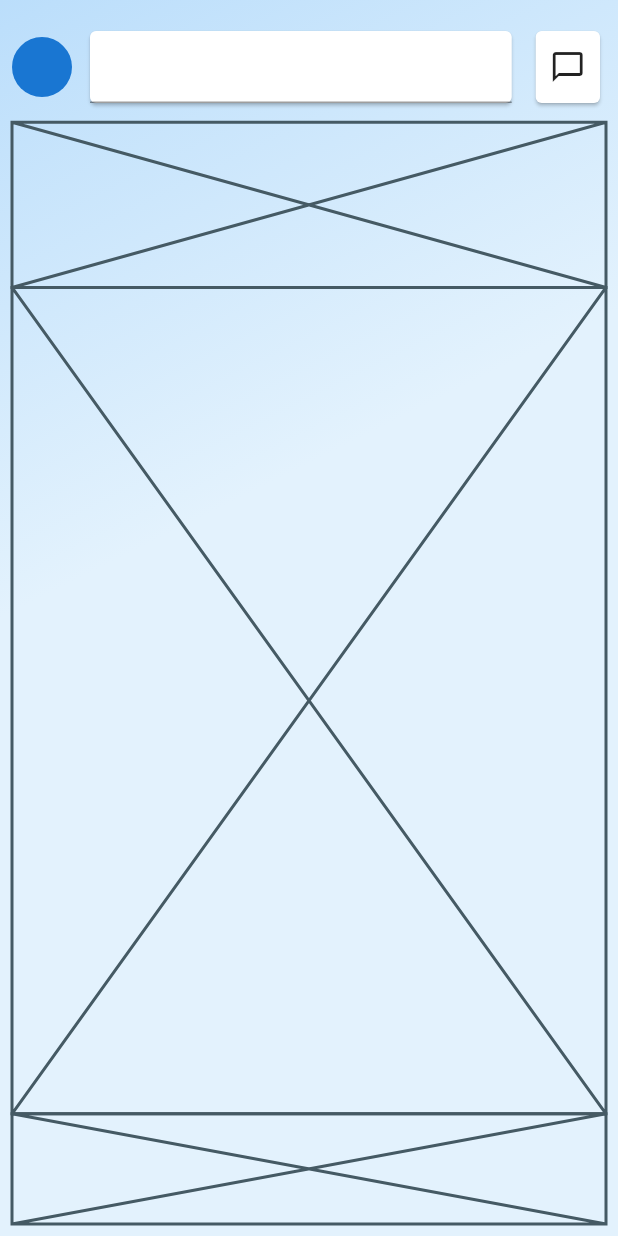
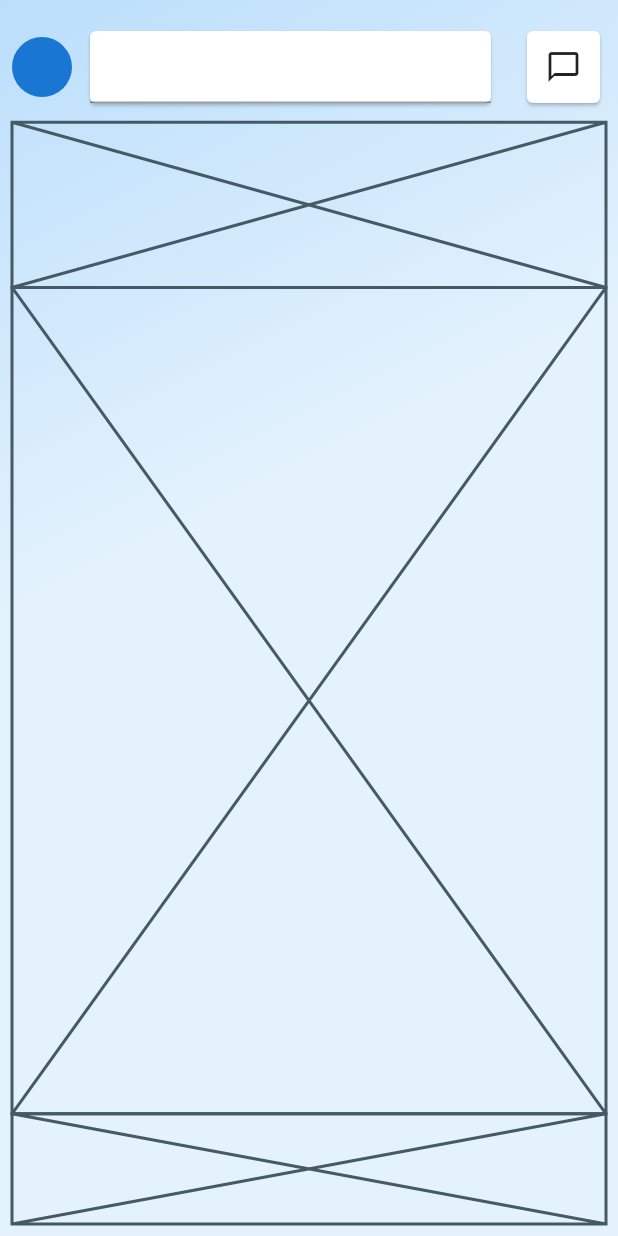
Before and after one commit to JAICHANGPARK/flutter_notebook_8th_story, a Flutter app: the screen it shows after launch, on a phone screen of 412 x 824 dp. Run offline on Flutter 3.47's test engine with Material 2 defaults, Android fonts, the phone set to English and light mode, and no system bars; our stand-ins replace badges, flutter_hooks, google_fonts, hooks_riverpod, state_notifier.

Commit message:
Update linkedin_main_page.dart

```diff
--- a/lib/ep580_linkedin_app/linkedin_main_page.dart
+++ b/lib/ep580_linkedin_app/linkedin_main_page.dart
@@ -29,7 +29,7 @@ class _LinkedinMainPageState extends State<LinkedinMainPage> {
                     children: [
                       CircleAvatar(),
                       Expanded(
-                        flex: 6,
+                        flex: 9,
                         child: Padding(
                           padding: const EdgeInsets.all(8.0),
                           child: Card(
@@ -37,10 +37,14 @@ class _LinkedinMainPageState extends State<LinkedinMainPage> {
                           ),
                         ),
                       ),
-                      Expanded(child: Card(
-                        child: IconButton(icon: Icon(Icons.chat_bubble_outline),
-                        onPressed: (){},),
-                      )),
+                      Expanded(
+                          flex: 2,child: Padding(
+                            padding: const EdgeInsets.only(top: 8, left: 8, bottom: 8),
+                            child: Card(
+                              child: IconButton(icon: Icon(Icons.chat_bubble_outline),
+                              onPressed: (){},),
+                            ),
+                          )),
                     ],
                   ),
                 ),
```
